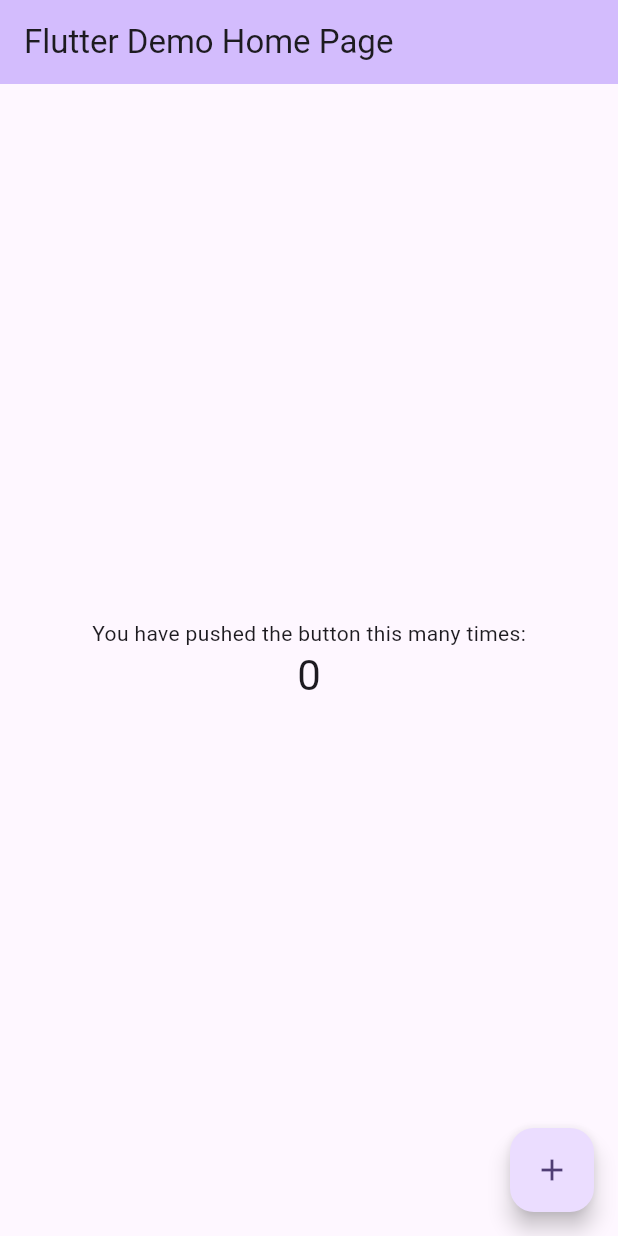
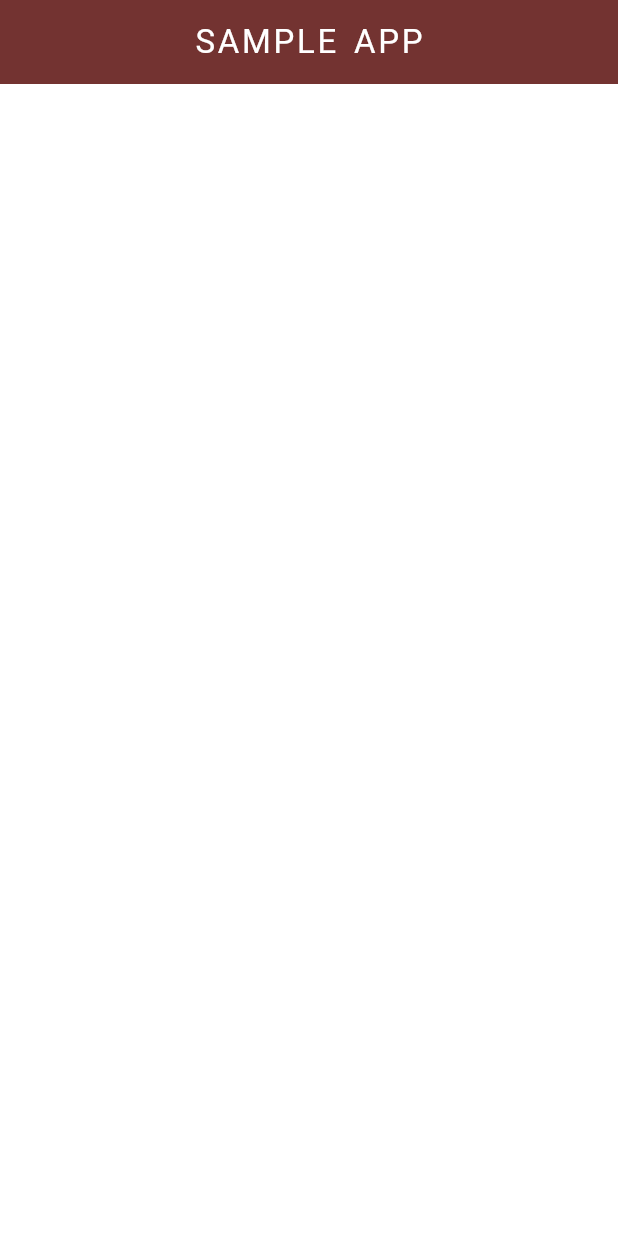
Before and after one commit to shossain786/practice_app, a Flutter app: the screen it shows after launch, on a phone screen of 412 x 824 dp. Run offline on Flutter 3.47's test engine with Material 3 defaults, Android fonts, the phone set to English and light mode, and no system bars.

Commit message:
code updated

```diff
--- a/lib/main.dart
+++ b/lib/main.dart
@@ -1,4 +1,7 @@
 import 'package:flutter/material.dart';
+import 'package:practice_app/sample_lib.dart';
+
+var kColorScheme = ColorScheme.fromSeed(seedColor: Colors.redAccent);
 
 void main() {
   runApp(const MyApp());
@@ -7,119 +10,28 @@ void main() {
 class MyApp extends StatelessWidget {
   const MyApp({super.key});
 
-  // This widget is the root of your application.
   @override
   Widget build(BuildContext context) {
     return MaterialApp(
+      debugShowCheckedModeBanner: false,
       title: 'Flutter Demo',
       theme: ThemeData(
-        // This is the theme of your application.
-        //
-        // TRY THIS: Try running your application with "flutter run". You'll see
-        // the application has a purple toolbar. Then, without quitting the app,
-        // try changing the seedColor in the colorScheme below to Colors.green
-        // and then invoke "hot reload" (save your changes or press the "hot
-        // reload" button in a Flutter-supported IDE, or press "r" if you used
-        // the command line to start the app).
-        //
-        // Notice that the counter didn't reset back to zero; the application
-        // state is not lost during the reload. To reset the state, use hot
-        // restart instead.
-        //
-        // This works for code too, not just values: Most code changes can be
-        // tested with just a hot reload.
-        colorScheme: ColorScheme.fromSeed(seedColor: Colors.deepPurple),
+        colorScheme: kColorScheme,
         useMaterial3: true,
+        appBarTheme: AppBarTheme(
+          backgroundColor: kColorScheme.onPrimaryContainer,
+          centerTitle: true,
+          foregroundColor: kColorScheme.onSecondary,
+          titleTextStyle: const TextStyle(
+            letterSpacing: 1.8,
+            wordSpacing: 2.8,
+            fontSize: 22,
+            overflow: TextOverflow.ellipsis,
+          ),
+        ),
+        scaffoldBackgroundColor: kColorScheme.onSecondary.withOpacity(0.8),
       ),
-      home: const MyHomePage(title: 'Flutter Demo Home Page'),
+      home: const MySampleLib(),
     );
   }
 }
-
-class MyHomePage extends StatefulWidget {
-  const MyHomePage({super.key, required this.title});
-
-  // This widget is the home page of your application. It is stateful, meaning
-  // that it has a State object (defined below) that contains fields that affect
-  // how it looks.
-
-  // This class is the configuration for the state. It holds the values (in this
-  // case the title) provided by the parent (in this case the App widget) and
-  // used by the build method of the State. Fields in a Widget subclass are
-  // always marked "final".
-
-  final String title;
-
-  @override
-  State<MyHomePage> createState() => _MyHomePageState();
-}
-
-class _MyHomePageState extends State<MyHomePage> {
-  int _counter = 0;
-
-  void _incrementCounter() {
-    setState(() {
-      // This call to setState tells the Flutter framework that something has
-      // changed in this State, which causes it to rerun the build method below
-      // so that the display can reflect the updated values. If we changed
-      // _counter without calling setState(), then the build method would not be
-      // called again, and so nothing would appear to happen.
-      _counter++;
-    });
-  }
-
-  @override
-  Widget build(BuildContext context) {
-    // This method is rerun every time setState is called, for instance as done
-    // by the _incrementCounter method above.
-    //
-    // The Flutter framework has been optimized to make rerunning build methods
-    // fast, so that you can just rebuild anything that needs updating rather
-    // than having to individually change instances of widgets.
-    return Scaffold(
-      appBar: AppBar(
-        // TRY THIS: Try changing the color here to a specific color (to
-        // Colors.amber, perhaps?) and trigger a hot reload to see the AppBar
-        // change color while the other colors stay the same.
-        backgroundColor: Theme.of(context).colorScheme.inversePrimary,
-        // Here we take the value from the MyHomePage object that was created by
-        // the App.build method, and use it to set our appbar title.
-        title: Text(widget.title),
-      ),
-      body: Center(
-        // Center is a layout widget. It takes a single child and positions it
-        // in the middle of the parent.
-        child: Column(
-          // Column is also a layout widget. It takes a list of children and
-          // arranges them vertically. By default, it sizes itself to fit its
-          // children horizontally, and tries to be as tall as its parent.
-          //
-          // Column has various properties to control how it sizes itself and
-          // how it positions its children. Here we use mainAxisAlignment to
-          // center the children vertically; the main axis here is the vertical
-          // axis because Columns are vertical (the cross axis would be
-          // horizontal).
-          //
-          // TRY THIS: Invoke "debug painting" (choose the "Toggle Debug Paint"
-          // action in the IDE, or press "p" in the console), to see the
-          // wireframe for each widget.
-          mainAxisAlignment: MainAxisAlignment.center,
-          children: <Widget>[
-            const Text(
-              'You have pushed the button this many times:',
-            ),
-            Text(
-              '$_counter',
-              style: Theme.of(context).textTheme.headlineMedium,
-            ),
-          ],
-        ),
-      ),
-      floatingActionButton: FloatingActionButton(
-        onPressed: _incrementCounter,
-        tooltip: 'Increment',
-        child: const Icon(Icons.add),
-      ), // This trailing comma makes auto-formatting nicer for build methods.
-    );
-  }
-}
--- /dev/null
+++ b/lib/sample_lib.dart
@@ -0,0 +1,14 @@
+import 'package:flutter/material.dart';
+
+class MySampleLib extends StatelessWidget {
+  const MySampleLib({super.key});
+
+  @override
+  Widget build(BuildContext context) {
+    return Scaffold(
+      appBar: AppBar(
+        title: const Text('SAMPLE APP'),
+      ),
+    );
+  }
+}
```
